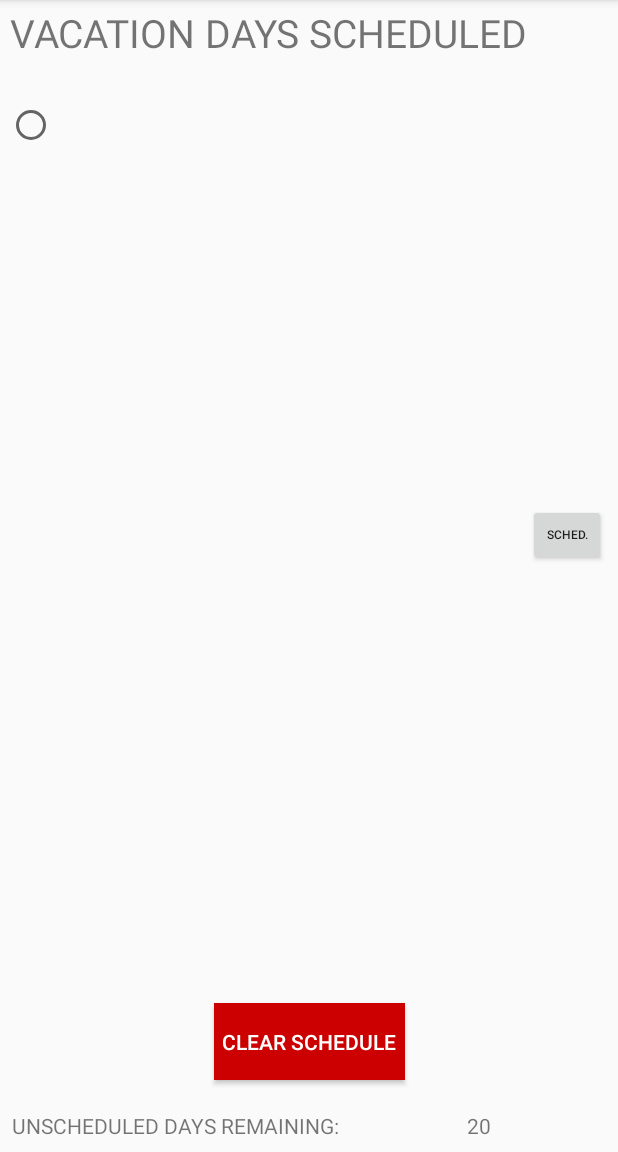
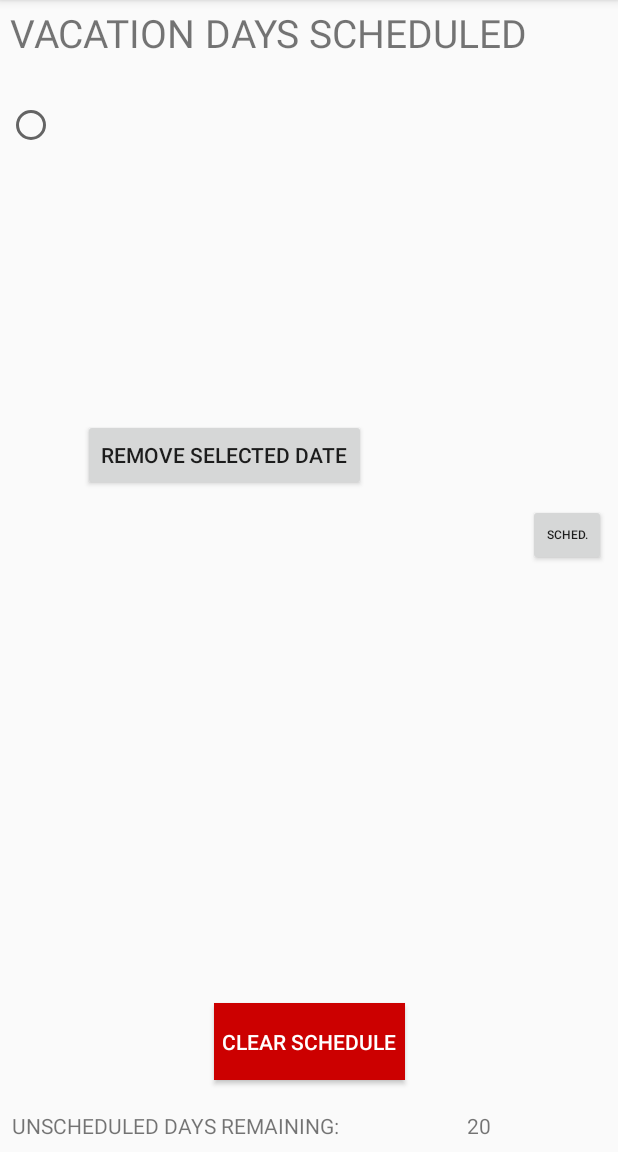
Before and after one commit to ryancarter87/PerfVaca, an Android app: the ScheduledActivity screen opened directly, with no data from a screen before it, after a tap on "CLEAR SCHEDULE", on a phone screen of 412 x 824 dp, the part 84-1236 px from its top. Run offline under Robolectric (Android 15) with nearby library versions, the phone set to English and light mode, and no system bars.

Commit message:
Added the option to remove a value from the list. It is not yet working, possible issues with the format in which values are being stored in the list.

```diff
--- a/app/src/main/java/com/rtcarter/perfvaca/ScheduledActivity.kt
+++ b/app/src/main/java/com/rtcarter/perfvaca/ScheduledActivity.kt
@@ -12,6 +12,7 @@ import java.io.InputStreamReader
 import java.io.OutputStreamWriter
 import android.view.ViewGroup
 import android.widget.RadioButton
+import android.widget.Toast
 
 
 class ScheduledActivity : AppCompatActivity() {
@@ -41,6 +42,9 @@ class ScheduledActivity : AppCompatActivity() {
                 br.close()
                 file.close()
                 schedList = all.split("\n").map { it.trim() }
+
+                // Possibly a much better way to do this, but I convert schedList to a mutable
+                // list here so the user can remove values using removeBtn.
             }
             catch (e: IOException) {
             }
@@ -63,12 +67,30 @@ class ScheduledActivity : AppCompatActivity() {
             startActivity(intent)
         }
 
+
+        // NOT WORKING! ******************************************************************************
+
+        // Maybe add the inputreader for the text file after .remove()? I think the value is
+        // being removed from the array but the view isn't being updated. Also might be an issue
+        // with the format of ${selectedRadioButton.text}\n, that might not be how the values are stored
+        // in the list.
+        removeBtn.setOnClickListener {
+            val selectedId = days_radio_group.getCheckedRadioButtonId()
+            val selectedRadioButton = findViewById<RadioButton>(selectedId)
+            if (schedList.contains(selectedRadioButton.text)) {
+                schedList.toMutableList().remove("${selectedRadioButton.text}\n")
+            } else {
+                Toast.makeText(this, "Error: Couldn't find date in list.", Toast.LENGTH_LONG).show()
+            }
+        }
+
         clearBtn.setOnClickListener {
             try {
                 val file = OutputStreamWriter(openFileOutput("days.txt", Activity.MODE_PRIVATE))
 
                 file.write ("")
                 file.close ()
+                Toast.makeText(this, "Successfully cleared all vacation days.", Toast.LENGTH_LONG).show()
             } catch (e : IOException) {
             }
         }
--- a/app/src/main/res/layout/activity_scheduled.xml
+++ b/app/src/main/res/layout/activity_scheduled.xml
@@ -95,4 +95,17 @@
         app:layout_constraintEnd_toEndOf="parent"
         app:layout_constraintStart_toStartOf="parent" />
 
+    <Button
+        android:id="@+id/removeBtn"
+        android:layout_width="wrap_content"
+        android:layout_height="wrap_content"
+        android:layout_marginEnd="8dp"
+        android:layout_marginStart="8dp"
+        android:layout_marginTop="8dp"
+        android:text="Remove Selected Date"
+        app:layout_constraintEnd_toEndOf="parent"
+        app:layout_constraintHorizontal_bias="0.229"
+        app:layout_constraintStart_toStartOf="parent"
+        app:layout_constraintTop_toBottomOf="@+id/days_scroll_view" />
+
 </android.support.constraint.ConstraintLayout>
```
Also changed, not shown: app/src/main/java/com/rtcarter/perfvaca/MainActivity.kt (+7 -5 lines).
